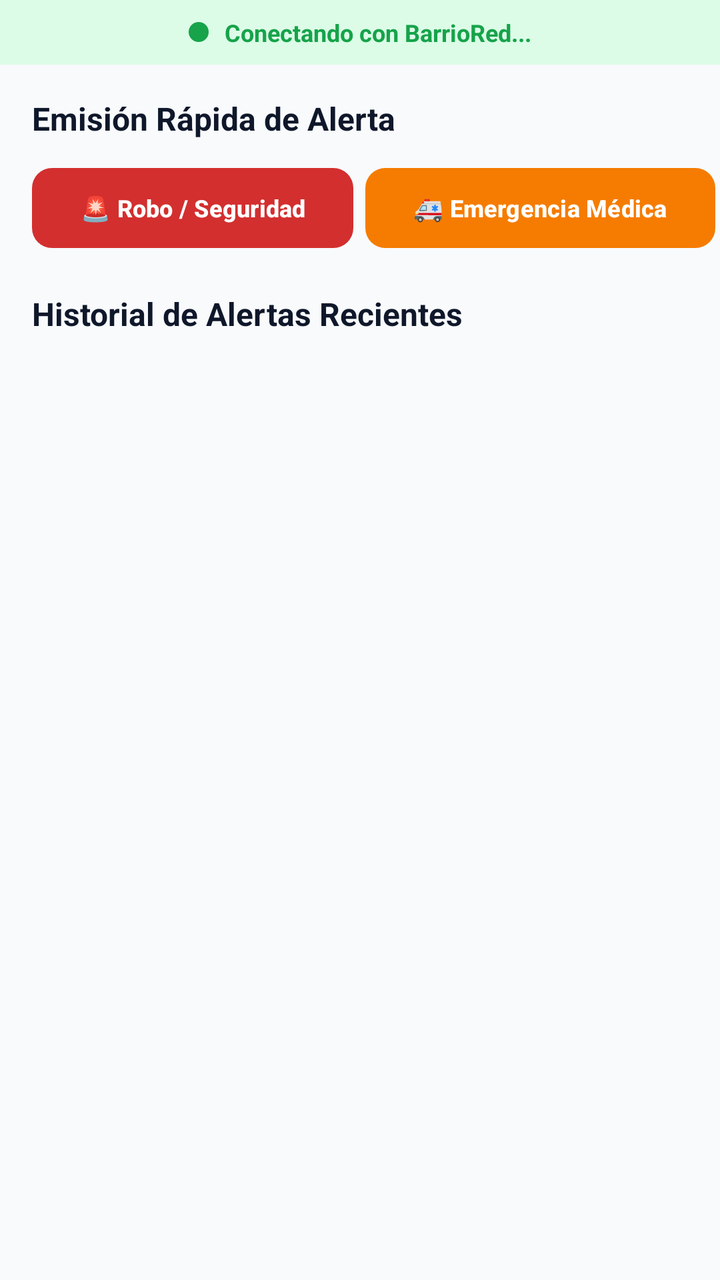
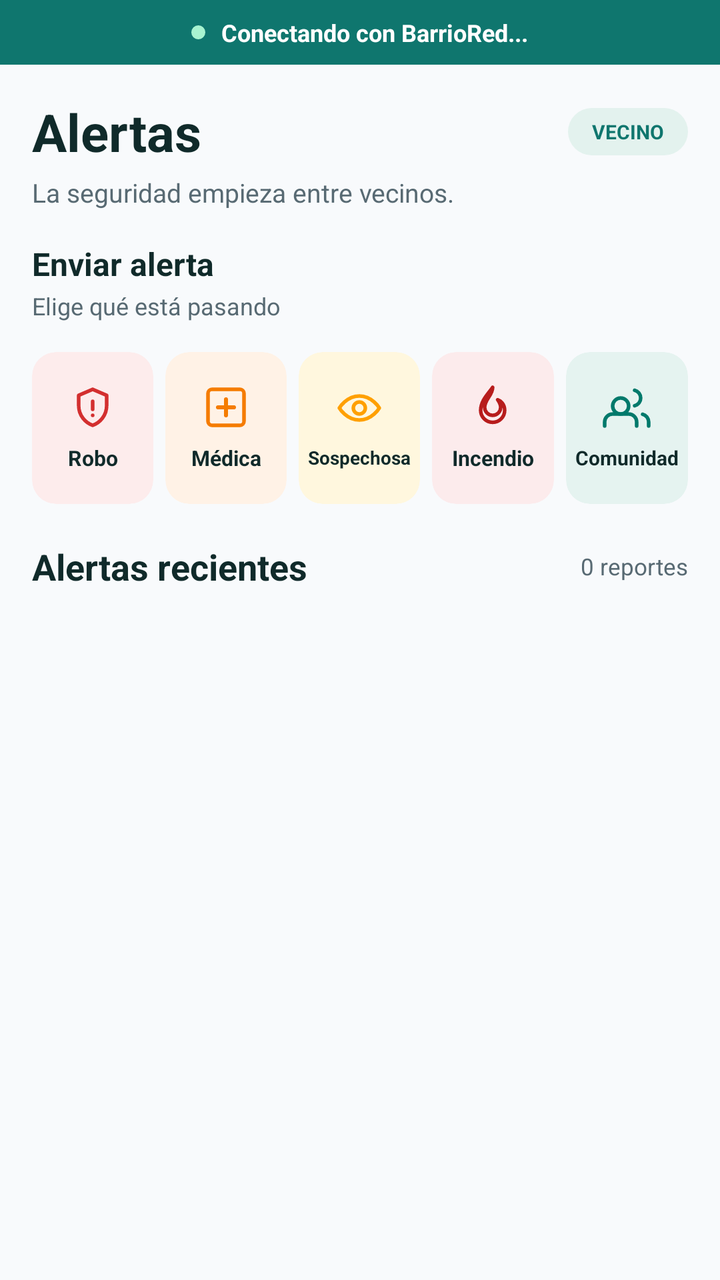

Before-and-after screenshots of an Android layout around one commit, followed by the original layout XML and the change that was made.
<!-- AndroidManifest.xml: application theme Theme.BarrioRed -->
<!-- res/layout/fragment_alerts.xml -->
<?xml version="1.0" encoding="utf-8"?>
<LinearLayout xmlns:android="http://schemas.android.com/apk/res/android"
    xmlns:app="http://schemas.android.com/apk/res-auto"
    android:layout_width="match_parent"
    android:layout_height="match_parent"
    android:orientation="vertical"
    android:background="@color/bg_screen">

    
    <LinearLayout
        android:id="@+id/layoutMqttStatus"
        android:layout_width="match_parent"
        android:layout_height="wrap_content"
        android:background="@color/status_connected_bg"
        android:gravity="center"
        android:orientation="horizontal"
        android:paddingTop="8dp"
        android:paddingBottom="8dp"
        android:paddingStart="16dp"
        android:paddingEnd="16dp">

        <View
            android:id="@+id/viewStatusDot"
            android:layout_width="10dp"
            android:layout_height="10dp"
            android:background="@drawable/ic_dot" />

        <TextView
            android:id="@+id/tvMqttStatus"
            android:layout_width="wrap_content"
            android:layout_height="wrap_content"
            android:layout_marginStart="8dp"
            android:text="@string/mqtt_connecting"
            android:textColor="@color/status_connected"
            android:textSize="12sp"
            android:textStyle="bold" />
    </LinearLayout>

    
    <TextView
        android:layout_width="wrap_content"
        android:layout_height="wrap_content"
        android:layout_marginStart="16dp"
        android:layout_marginTop="16dp"
        android:layout_marginEnd="16dp"
        android:text="@string/alerts_quick_title"
        android:textSize="16sp"
        android:textStyle="bold"
        android:textColor="@color/text_primary" />

    
    <HorizontalScrollView
        android:layout_width="match_parent"
        android:layout_height="wrap_content"
        android:layout_marginTop="10dp"
        android:paddingStart="12dp"
        android:paddingEnd="12dp"
        android:clipToPadding="false"
        android:scrollbars="none">

        <LinearLayout
            android:layout_width="wrap_content"
            android:layout_height="wrap_content"
            android:orientation="horizontal">

            
            <com.google.android.material.button.MaterialButton
                android:id="@+id/btnAlertRobo"
                android:layout_width="wrap_content"
                android:layout_height="48dp"
                android:layout_marginStart="4dp"
                android:layout_marginEnd="6dp"
                android:text="🚨 Robo / Seguridad"
                android:textColor="@color/white"
                android:textSize="12sp"
                android:textStyle="bold"
                app:cornerRadius="10dp"
                app:backgroundTint="@color/cat_robo" />

            
            <com.google.android.material.button.MaterialButton
                android:id="@+id/btnAlertMedica"
                android:layout_width="wrap_content"
                android:layout_height="48dp"
                android:layout_marginEnd="6dp"
                android:text="🚑 Emergencia Médica"
                android:textColor="@color/white"
                android:textSize="12sp"
                android:textStyle="bold"
                app:cornerRadius="10dp"
                app:backgroundTint="@color/cat_medica" />

            
            <com.google.android.material.button.MaterialButton
                android:id="@+id/btnAlertSospechosa"
                android:layout_width="wrap_content"
                android:layout_height="48dp"
                android:layout_marginEnd="6dp"
                android:text="👁️ Act. Sospechosa"
                android:textColor="@color/white"
                android:textSize="12sp"
                android:textStyle="bold"
                app:cornerRadius="10dp"
                app:backgroundTint="@color/cat_sospechosa" />

            
            <com.google.android.material.button.MaterialButton
                android:id="@+id/btnAlertIncendio"
                android:layout_width="wrap_content"
                android:layout_height="48dp"
                android:layout_marginEnd="6dp"
                android:text="🔥 Incendio / Siniestro"
                android:textColor="@color/white"
                android:textSize="12sp"
                android:textStyle="bold"
                app:cornerRadius="10dp"
                app:backgroundTint="@color/cat_incendio" />

            
            <com.google.android.material.button.MaterialButton
                android:id="@+id/btnAlertMascota"
                android:layout_width="wrap_content"
                android:layout_height="48dp"
                android:layout_marginEnd="4dp"
                android:text="🐾 Mascota / Comunidad"
                android:textColor="@color/white"
                android:textSize="12sp"
                android:textStyle="bold"
                app:cornerRadius="10dp"
                app:backgroundTint="@color/cat_mascota" />
        </LinearLayout>
    </HorizontalScrollView>

    
    <LinearLayout
        android:layout_width="match_parent"
        android:layout_height="wrap_content"
        android:layout_marginTop="18dp"
        android:layout_marginBottom="10dp"
        android:paddingStart="16dp"
        android:paddingEnd="16dp"
        android:gravity="center_vertical"
        android:orientation="horizontal">

        <TextView
            android:layout_width="0dp"
            android:layout_height="wrap_content"
            android:layout_weight="1"
            android:text="@string/alerts_history_title"
            android:textSize="16sp"
            android:textStyle="bold"
            android:textColor="@color/text_primary" />

        <ProgressBar
            android:id="@+id/progressAlerts"
            android:layout_width="20dp"
            android:layout_height="20dp"
            android:visibility="gone" />
    </LinearLayout>

    <FrameLayout
        android:layout_width="match_parent"
        android:layout_height="0dp"
        android:layout_weight="1">

        <androidx.recyclerview.widget.RecyclerView
            android:id="@+id/rvAlerts"
            android:layout_width="match_parent"
            android:layout_height="match_parent"
            android:clipToPadding="false"
            android:paddingBottom="16dp" />

        <TextView
            android:id="@+id/tvEmptyAlerts"
            android:layout_width="wrap_content"
            android:layout_height="wrap_content"
            android:layout_gravity="center"
            android:text="@string/empty_alerts"
            android:textColor="@color/text_muted"
            android:textSize="14sp"
            android:visibility="gone" />
    </FrameLayout>

</LinearLayout>
<!-- resources referenced by this layout -->
<resources>
  <color name="cat_incendio">#B71C1C</color>
  <color name="cat_mascota">#00796B</color>
  <color name="cat_medica">#F57C00</color>
  <color name="cat_robo">#D32F2F</color>
  <color name="cat_sospechosa">#FFA000</color>
  <color name="status_connected">#16A34A</color>
  <color name="status_connected_bg">#DCFCE7</color>
  <color name="text_muted">#94A3B8</color>
  <color name="text_primary">#0F172A</color>
  <string name="alerts_history_title">Historial de Alertas Recientes</string>
  <string name="alerts_quick_title">Emisión Rápida de Alerta</string>
  <style name="Theme.BarrioRed" parent="Theme.Material3.Light.NoActionBar">
          <item name="colorPrimary">@color/primary</item>
          <item name="colorOnPrimary">@color/white</item>
          <item name="colorSecondaryContainer">@color/primary_light</item>
          <item name="colorOnSecondaryContainer">@color/primary</item>
          <item name="android:statusBarColor">@color/card_surface</item>
          <item name="android:windowLightStatusBar">true</item>
          <item name="android:navigationBarColor">@color/card_surface</item>
          <item name="android:windowLightNavigationBar" tools:targetApi="o_mr1">true</item>
      </style>
  <color name="primary">#1E3A8A</color>
  <color name="primary_light">#DBEAFE</color>
  <!-- unchanged entries left out for length: 6 -->
</resources>

<!-- the commit's change to res/layout/fragment_alerts.xml (unified diff, before → after) -->
@@ -21,9 +21,10 @@
 
         <View
             android:id="@+id/viewStatusDot"
-            android:layout_width="10dp"
-            android:layout_height="10dp"
-            android:background="@drawable/ic_dot" />
+            android:layout_width="7dp"
+            android:layout_height="7dp"
+            android:background="@drawable/ic_dot"
+            android:backgroundTint="@color/status_connected_dot" />
 
         <TextView
             android:id="@+id/tvMqttStatus"
@@ -31,111 +32,308 @@
             android:layout_height="wrap_content"
             android:layout_marginStart="8dp"
             android:text="@string/mqtt_connecting"
-            android:textColor="@color/status_connected"
+            android:textColor="@color/white"
             android:textSize="12sp"
             android:textStyle="bold" />
     </LinearLayout>
 
     
-    <TextView
-        android:layout_width="wrap_content"
+    <LinearLayout
+        android:layout_width="match_parent"
         android:layout_height="wrap_content"
-        android:layout_marginStart="16dp"
-        android:layout_marginTop="16dp"
-        android:layout_marginEnd="16dp"
-        android:text="@string/alerts_quick_title"
-        android:textSize="16sp"
-        android:textStyle="bold"
-        android:textColor="@color/text_primary" />
-
-    
-    <HorizontalScrollView
-        android:layout_width="match_parent"
-        android:layout_height="wrap_content"
-        android:layout_marginTop="10dp"
-        android:paddingStart="12dp"
-        android:paddingEnd="12dp"
-        android:clipToPadding="false"
-        android:scrollbars="none">
+        android:orientation="vertical"
+        android:paddingStart="16dp"
+        android:paddingEnd="16dp"
+        android:paddingTop="16dp">
 
         <LinearLayout
-            android:layout_width="wrap_content"
-            android:layout_height="wrap_content"
+            android:layout_width="match_parent"
+            android:layout_height="wrap_content"
+            android:gravity="center_vertical"
             android:orientation="horizontal">
 
-            
-            <com.google.android.material.button.MaterialButton
-                android:id="@+id/btnAlertRobo"
+            <TextView
+                android:layout_width="0dp"
+                android:layout_height="wrap_content"
+                android:layout_weight="1"
+                android:text="@string/nav_alerts"
+                android:textSize="26sp"
+                android:textStyle="bold"
+                android:textColor="@color/text_primary" />
+
+            <TextView
+                android:id="@+id/tvAlertsRoleBadge"
                 android:layout_width="wrap_content"
-                android:layout_height="48dp"
-                android:layout_marginStart="4dp"
-                android:layout_marginEnd="6dp"
-                android:text="🚨 Robo / Seguridad"
-                android:textColor="@color/white"
-                android:textSize="12sp"
+                android:layout_height="wrap_content"
+                android:background="@drawable/bg_pill_badge"
+                android:backgroundTint="@color/primary_light"
+                android:paddingStart="12dp"
+                android:paddingEnd="12dp"
+                android:paddingTop="5dp"
+                android:paddingBottom="5dp"
+                android:text="VECINO"
+                android:textSize="10sp"
                 android:textStyle="bold"
-                app:cornerRadius="10dp"
-                app:backgroundTint="@color/cat_robo" />
-
-            
-            <com.google.android.material.button.MaterialButton
-                android:id="@+id/btnAlertMedica"
-                android:layout_width="wrap_content"
-                android:layout_height="48dp"
-                android:layout_marginEnd="6dp"
-                android:text="🚑 Emergencia Médica"
-                android:textColor="@color/white"
-                android:textSize="12sp"
-                android:textStyle="bold"
-                app:cornerRadius="10dp"
-                app:backgroundTint="@color/cat_medica" />
-
-            
-            <com.google.android.material.button.MaterialButton
-                android:id="@+id/btnAlertSospechosa"
-                android:layout_width="wrap_content"
-                android:layout_height="48dp"
-                android:layout_marginEnd="6dp"
-                android:text="👁️ Act. Sospechosa"
-                android:textColor="@color/white"
-                android:textSize="12sp"
-                android:textStyle="bold"
-                app:cornerRadius="10dp"
-                app:backgroundTint="@color/cat_sospechosa" />
-
-            
-            <com.google.android.material.button.MaterialButton
-                android:id="@+id/btnAlertIncendio"
-                android:layout_width="wrap_content"
-                android:layout_height="48dp"
-                android:layout_marginEnd="6dp"
-                android:text="🔥 Incendio / Siniestro"
-                android:textColor="@color/white"
-                android:textSize="12sp"
-                android:textStyle="bold"
-                app:cornerRadius="10dp"
-                app:backgroundTint="@color/cat_incendio" />
-
-            
-            <com.google.android.material.button.MaterialButton
-                android:id="@+id/btnAlertMascota"
-                android:layout_width="wrap_content"
-                android:layout_height="48dp"
-                android:layout_marginEnd="4dp"
-                android:text="🐾 Mascota / Comunidad"
-                android:textColor="@color/white"
-                android:textSize="12sp"
-                android:textStyle="bold"
-                app:cornerRadius="10dp"
-                app:backgroundTint="@color/cat_mascota" />
+                android:textColor="@color/primary" />
         </LinearLayout>
-    </HorizontalScrollView>
+
+        <TextView
+            android:layout_width="wrap_content"
+            android:layout_height="wrap_content"
+            android:layout_marginTop="4dp"
+            android:text="@string/alerts_header_subtitle"
+            android:textSize="13sp"
+            android:textColor="@color/text_secondary" />
+
+        <TextView
+            android:layout_width="wrap_content"
+            android:layout_height="wrap_content"
+            android:layout_marginTop="16dp"
+            android:text="@string/alerts_quick_title"
+            android:textSize="16sp"
+            android:textStyle="bold"
+            android:textColor="@color/text_primary" />
+
+        <TextView
+            android:layout_width="wrap_content"
+            android:layout_height="wrap_content"
+            android:layout_marginTop="2dp"
+            android:text="@string/alerts_quick_subtitle"
+            android:textSize="12sp"
+            android:textColor="@color/text_secondary" />
+    </LinearLayout>
 
     
     <LinearLayout
         android:layout_width="match_parent"
         android:layout_height="wrap_content"
-        android:layout_marginTop="18dp"
+        android:layout_marginTop="12dp"
+        android:paddingStart="13dp"
+        android:paddingEnd="13dp"
+        android:orientation="horizontal"
+        android:weightSum="5">
+
+        
+        <com.google.android.material.card.MaterialCardView
+            android:id="@+id/btnAlertRobo"
+            android:layout_width="0dp"
+            android:layout_height="76dp"
+            android:layout_weight="1"
+            android:layout_margin="3dp"
+            android:clickable="true"
+            android:focusable="true"
+            app:cardCornerRadius="12dp"
+            app:cardElevation="0dp"
+            app:strokeWidth="0dp"
+            app:cardBackgroundColor="@color/cat_robo_bg">
+
+            <LinearLayout
+                android:layout_width="match_parent"
+                android:layout_height="match_parent"
+                android:gravity="center"
+                android:orientation="vertical"
+                android:padding="4dp">
+
+                <ImageView
+                    android:layout_width="24dp"
+                    android:layout_height="24dp"
+                    android:src="@drawable/ic_shield"
+                    android:contentDescription="@string/cat_robo" />
+
+                <TextView
+                    android:layout_width="match_parent"
+                    android:layout_height="wrap_content"
+                    android:layout_marginTop="6dp"
+                    android:gravity="center"
+                    android:maxLines="1"
+                    android:text="@string/cat_robo"
+                    android:textColor="@color/text_primary"
+                    android:textSize="10.5sp"
+                    android:textStyle="bold"
+                    app:autoSizeTextType="uniform"
+                    app:autoSizeMinTextSize="8sp"
+                    app:autoSizeMaxTextSize="11sp" />
+            </LinearLayout>
+        </com.google.android.material.card.MaterialCardView>
+
+        
+        <com.google.android.material.card.MaterialCardView
+            android:id="@+id/btnAlertMedica"
+            android:layout_width="0dp"
+            android:layout_height="76dp"
+            android:layout_weight="1"
+            android:layout_margin="3dp"
+            android:clickable="true"
+            android:focusable="true"
+            app:cardCornerRadius="12dp"
+            app:cardElevation="0dp"
+            app:strokeWidth="0dp"
+            app:cardBackgroundColor="@color/cat_medica_bg">
+
+            <LinearLayout
+                android:layout_width="match_parent"
+                android:layout_height="match_parent"
+                android:gravity="center"
+                android:orientation="vertical"
+                android:padding="4dp">
+
+                <ImageView
+                    android:layout_width="24dp"
+                    android:layout_height="24dp"
+                    android:src="@drawable/ic_medical"
+                    android:contentDescription="@string/cat_medica" />
+
+                <TextView
+                    android:layout_width="match_parent"
+                    android:layout_height="wrap_content"
+                    android:layout_marginTop="6dp"
+                    android:gravity="center"
+                    android:maxLines="1"
+                    android:text="@string/cat_medica"
+                    android:textColor="@color/text_primary"
+                    android:textSize="10.5sp"
+                    android:textStyle="bold"
+                    app:autoSizeTextType="uniform"
+                    app:autoSizeMinTextSize="8sp"
+                    app:autoSizeMaxTextSize="11sp" />
+            </LinearLayout>
+        </com.google.android.material.card.MaterialCardView>
+
+        
+        <com.google.android.material.card.MaterialCardView
+            android:id="@+id/btnAlertSospechosa"
+            android:layout_width="0dp"
+            android:layout_height="76dp"
+            android:layout_weight="1"
+            android:layout_margin="3dp"
+            android:clickable="true"
+            android:focusable="true"
+            app:cardCornerRadius="12dp"
+            app:cardElevation="0dp"
+            app:strokeWidth="0dp"
+            app:cardBackgroundColor="@color/cat_sospechosa_bg">
+
+            <LinearLayout
+                android:layout_width="match_parent"
+                android:layout_height="match_parent"
+                android:gravity="center"
+                android:orientation="vertical"
+                android:padding="4dp">
+
+                <ImageView
+                    android:layout_width="24dp"
+                    android:layout_height="24dp"
+                    android:src="@drawable/ic_eye"
+                    android:contentDescription="@string/cat_sospechosa" />
+
+                <TextView
+                    android:layout_width="match_parent"
+                    android:layout_height="wrap_content"
+                    android:layout_marginTop="6dp"
+                    android:gravity="center"
+                    android:maxLines="1"
+                    android:text="@string/cat_sospechosa"
+                    android:textColor="@color/text_primary"
+                    android:textSize="10sp"
+                    android:textStyle="bold"
+                    app:autoSizeTextType="uniform"
+                    app:autoSizeMinTextSize="8sp"
+                    app:autoSizeMaxTextSize="10.5sp" />
+            </LinearLayout>
+        </com.google.android.material.card.MaterialCardView>
+
+        
+        <com.google.android.material.card.MaterialCardView
+            android:id="@+id/btnAlertIncendio"
+            android:layout_width="0dp"
+            android:layout_height="76dp"
+            android:layout_weight="1"
+            android:layout_margin="3dp"
+            android:clickable="true"
+            android:focusable="true"
+            app:cardCornerRadius="12dp"
+            app:cardElevation="0dp"
+            app:strokeWidth="0dp"
+            app:cardBackgroundColor="@color/cat_incendio_bg">
+
+            <LinearLayout
+                android:layout_width="match_parent"
+                android:layout_height="match_parent"
+                android:gravity="center"
+                android:orientation="vertical"
+                android:padding="4dp">
+
+                <ImageView
+                    android:layout_width="24dp"
+                    android:layout_height="24dp"
+                    android:src="@drawable/ic_fire"
+                    android:contentDescription="@string/cat_incendio" />
+
+                <TextView
+                    android:layout_width="match_parent"
+                    android:layout_height="wrap_content"
+                    android:layout_marginTop="6dp"
+                    android:gravity="center"
+                    android:maxLines="1"
+                    android:text="@string/cat_incendio"
+                    android:textColor="@color/text_primary"
+                    android:textSize="10.5sp"
+                    android:textStyle="bold"
+                    app:autoSizeTextType="uniform"
+                    app:autoSizeMinTextSize="8sp"
+                    app:autoSizeMaxTextSize="11sp" />
+            </LinearLayout>
+        </com.google.android.material.card.MaterialCardView>
+
+        
+        <com.google.android.material.card.MaterialCardView
+            android:id="@+id/btnAlertMascota"
+            android:layout_width="0dp"
+            android:layout_height="76dp"
+            android:layout_weight="1"
+            android:layout_margin="3dp"
+            android:clickable="true"
+            android:focusable="true"
+            app:cardCornerRadius="12dp"
+            app:cardElevation="0dp"
+            app:strokeWidth="0dp"
+            app:cardBackgroundColor="@color/cat_mascota_bg">
+
+            <LinearLayout
+                android:layout_width="match_parent"
+                android:layout_height="match_parent"
+                android:gravity="center"
+                android:orientation="vertical"
+                android:padding="4dp">
+
+                <ImageView
+                    android:layout_width="24dp"
+                    android:layout_height="24dp"
+                    android:src="@drawable/ic_people"
+                    android:contentDescription="@string/cat_mascota" />
+
+                <TextView
+                    android:layout_width="match_parent"
+                    android:layout_height="wrap_content"
+                    android:layout_marginTop="6dp"
+                    android:gravity="center"
+                    android:maxLines="1"
+                    android:text="@string/cat_mascota"
+                    android:textColor="@color/text_primary"
+                    android:textSize="10sp"
+                    android:textStyle="bold"
+                    app:autoSizeTextType="uniform"
+                    app:autoSizeMinTextSize="8sp"
+                    app:autoSizeMaxTextSize="10.5sp" />
+            </LinearLayout>
+        </com.google.android.material.card.MaterialCardView>
+    </LinearLayout>
+
+    
+    <LinearLayout
+        android:layout_width="match_parent"
+        android:layout_height="wrap_content"
+        android:layout_marginTop="16dp"
         android:layout_marginBottom="10dp"
         android:paddingStart="16dp"
         android:paddingEnd="16dp"
@@ -147,14 +345,24 @@
             android:layout_height="wrap_content"
             android:layout_weight="1"
             android:text="@string/alerts_history_title"
-            android:textSize="16sp"
+            android:textSize="18sp"
             android:textStyle="bold"
             android:textColor="@color/text_primary" />
 
+        <TextView
+            android:id="@+id/tvAlertsCount"
+            android:layout_width="wrap_content"
+            android:layout_height="wrap_content"
+            android:text="0 reportes"
+            android:textSize="11.5sp"
+            android:textColor="@color/text_secondary" />
+
         <ProgressBar
             android:id="@+id/progressAlerts"
-            android:layout_width="20dp"
-            android:layout_height="20dp"
+            android:layout_width="18dp"
+            android:layout_height="18dp"
+            android:layout_marginStart="8dp"
+            android:indeterminateTint="@color/primary"
             android:visibility="gone" />
     </LinearLayout>
 
@@ -168,7 +376,7 @@
             android:layout_width="match_parent"
             android:layout_height="match_parent"
             android:clipToPadding="false"
-            android:paddingBottom="16dp" />
+            android:paddingBottom="12dp" />
 
         <TextView
             android:id="@+id/tvEmptyAlerts"
@@ -176,7 +384,7 @@
             android:layout_height="wrap_content"
             android:layout_gravity="center"
             android:text="@string/empty_alerts"
-            android:textColor="@color/text_muted"
+            android:textColor="@color/text_secondary"
             android:textSize="14sp"
             android:visibility="gone" />
     </FrameLayout>
<!-- resource entries referenced after the edit -->
@@ -1,28 +1,146 @@
 <!-- resources referenced by this layout -->
 <resources>
-  <color name="cat_incendio">#B71C1C</color>
-  <color name="cat_mascota">#00796B</color>
-  <color name="cat_medica">#F57C00</color>
-  <color name="cat_robo">#D32F2F</color>
-  <color name="cat_sospechosa">#FFA000</color>
-  <color name="status_connected">#16A34A</color>
-  <color name="status_connected_bg">#DCFCE7</color>
-  <color name="text_muted">#94A3B8</color>
-  <color name="text_primary">#0F172A</color>
-  <string name="alerts_history_title">Historial de Alertas Recientes</string>
-  <string name="alerts_quick_title">Emisión Rápida de Alerta</string>
+  <color name="cat_incendio_bg">#FCEBEC</color>
+  <color name="cat_mascota_bg">#E5F3F0</color>
+  <color name="cat_medica_bg">#FFF2E6</color>
+  <color name="cat_robo_bg">#FDECEC</color>
+  <color name="cat_sospechosa_bg">#FFF7DE</color>
+  <color name="status_connected">#0F766E</color>
+  <color name="status_connected_bg">#0F766E</color>
+  <color name="status_connected_dot">#A7F3D0</color>
+  <color name="text_primary">#102A2A</color>
+  <color name="text_secondary">#586A73</color>
+  <!-- drawable bg_pill_badge (drawable) -->
+  <shape xmlns:android="http://schemas.android.com/apk/res/android"
+      android:shape="rectangle">
+      <corners android:radius="12dp" />
+      <solid android:color="@color/primary_light" />
+  </shape>
+  <!-- drawable ic_eye (drawable) -->
+  <vector xmlns:android="http://schemas.android.com/apk/res/android"
+      android:width="24dp"
+      android:height="24dp"
+      android:viewportWidth="24"
+      android:viewportHeight="24">
+      <path
+          android:fillColor="#00000000"
+          android:strokeColor="#FFA000"
+          android:strokeWidth="1.8"
+          android:strokeLineCap="round"
+          android:strokeLineJoin="round"
+          android:pathData="M2,12s3.5,-6 10,-6s10,6 10,6s-3.5,6 -10,6s-10,-6 -10,-6z"/>
+      <path
+          android:fillColor="#00000000"
+          android:strokeColor="#FFA000"
+          android:strokeWidth="1.8"
+          android:pathData="M12,9a3,3 0 1,0 0,6a3,3 0 1,0 0,-6z"/>
+  </vector>
+  <!-- drawable ic_fire (drawable) -->
+  <vector xmlns:android="http://schemas.android.com/apk/res/android"
+      android:width="24dp"
+      android:height="24dp"
+      android:viewportWidth="24"
+      android:viewportHeight="24">
+      <path
+          android:fillColor="#00000000"
+          android:strokeColor="#B71C1C"
+          android:strokeWidth="1.8"
+          android:strokeLineCap="round"
+          android:strokeLineJoin="round"
+          android:pathData="M12,2c0,4 -4,6 -4,10a4,4 0 0,0 8,0c0,-1.5 -0.8,-2.8 -1.5,-3.8c1.5,0.5 3.5,2.2 3.5,5.3A6,6 0 0,1 6,13.5C6,8.5 10,5 12,2z"/>
+  </vector>
+  <!-- drawable ic_medical (drawable) -->
+  <vector xmlns:android="http://schemas.android.com/apk/res/android"
+      android:width="24dp"
+      android:height="24dp"
+      android:viewportWidth="24"
+      android:viewportHeight="24">
+      <path
+          android:fillColor="#00000000"
+          android:strokeColor="#F57C00"
+          android:strokeWidth="1.8"
+          android:strokeLineCap="round"
+          android:strokeLineJoin="round"
+          android:pathData="M19,3H5c-1.1,0 -2,0.9 -2,2v14c0,1.1 0.9,2 2,2h14c1.1,0 2,-0.9 2,-2V5c0,-1.1 -0.9,-2 -2,-2z"/>
+      <path
+          android:fillColor="#00000000"
+          android:strokeColor="#F57C00"
+          android:strokeWidth="2"
+          android:strokeLineCap="round"
+          android:pathData="M12,8v8M8,12h8"/>
+  </vector>
+  <!-- drawable ic_people (drawable) -->
+  <vector xmlns:android="http://schemas.android.com/apk/res/android"
+      android:width="24dp"
+      android:height="24dp"
+      android:viewportWidth="24"
+      android:viewportHeight="24">
+      <path
+          android:fillColor="#00000000"
+          android:strokeColor="#00796B"
+          android:strokeWidth="1.8"
+          android:strokeLineCap="round"
+          android:strokeLineJoin="round"
+          android:pathData="M17,21v-2a4,4 0 0,0 -4,-4H5a4,4 0 0,0 -4,4v2"/>
+      <path
+          android:fillColor="#00000000"
+          android:strokeColor="#00796B"
+          android:strokeWidth="1.8"
+          android:strokeLineCap="round"
+          android:strokeLineJoin="round"
+          android:pathData="M9,7a4,4 0 1,0 0,8a4,4 0 1,0 0,-8z"/>
+      <path
+          android:fillColor="#00000000"
+          android:strokeColor="#00796B"
+          android:strokeWidth="1.8"
+          android:strokeLineCap="round"
+          android:strokeLineJoin="round"
+          android:pathData="M23,21v-2a4,4 0 0,0 -3,-3.87M16,3.13a4,4 0 0,1 0,7.75"/>
+  </vector>
+  <!-- drawable ic_shield (drawable) -->
+  <vector xmlns:android="http://schemas.android.com/apk/res/android"
+      android:width="24dp"
+      android:height="24dp"
+      android:viewportWidth="24"
+      android:viewportHeight="24">
+      <path
+          android:fillColor="#00000000"
+          android:strokeColor="#D32F2F"
+          android:strokeWidth="1.8"
+          android:strokeLineCap="round"
+          android:strokeLineJoin="round"
+          android:pathData="M12,3l7,3v5c0,5.25 -3.5,8.75 -7,10c-3.5,-1.25 -7,-4.75 -7,-10V6l7,-3z"/>
+      <path
+          android:fillColor="#00000000"
+          android:strokeColor="#D32F2F"
+          android:strokeWidth="1.8"
+          android:strokeLineCap="round"
+          android:strokeLineJoin="round"
+          android:pathData="M12,9v4M12,16h0.01"/>
+  </vector>
+  <string name="alerts_header_subtitle">La seguridad empieza entre vecinos.</string>
+  <string name="alerts_history_title">Alertas recientes</string>
+  <string name="alerts_quick_subtitle">Elige qué está pasando</string>
+  <string name="alerts_quick_title">Enviar alerta</string>
+  <string name="cat_incendio">Incendio</string>
+  <string name="cat_mascota">Comunidad</string>
+  <string name="cat_medica">Médica</string>
+  <string name="cat_robo">Robo</string>
+  <string name="cat_sospechosa">Sospechosa</string>
+  <string name="nav_alerts">Alertas</string>
   <style name="Theme.BarrioRed" parent="Theme.Material3.Light.NoActionBar">
           <item name="colorPrimary">@color/primary</item>
           <item name="colorOnPrimary">@color/white</item>
           <item name="colorSecondaryContainer">@color/primary_light</item>
           <item name="colorOnSecondaryContainer">@color/primary</item>
-          <item name="android:statusBarColor">@color/card_surface</item>
+          <item name="android:colorBackground">@color/bg_screen</item>
+          <item name="android:statusBarColor">@color/bg_screen</item>
           <item name="android:windowLightStatusBar">true</item>
           <item name="android:navigationBarColor">@color/card_surface</item>
           <item name="android:windowLightNavigationBar" tools:targetApi="o_mr1">true</item>
       </style>
-  <color name="primary">#1E3A8A</color>
-  <color name="primary_light">#DBEAFE</color>
+  <color name="primary">#0F766E</color>
+  <color name="primary_light">#E3F2EE</color>
   <!-- unchanged entries left out for length: 6 -->
 </resources>
 
